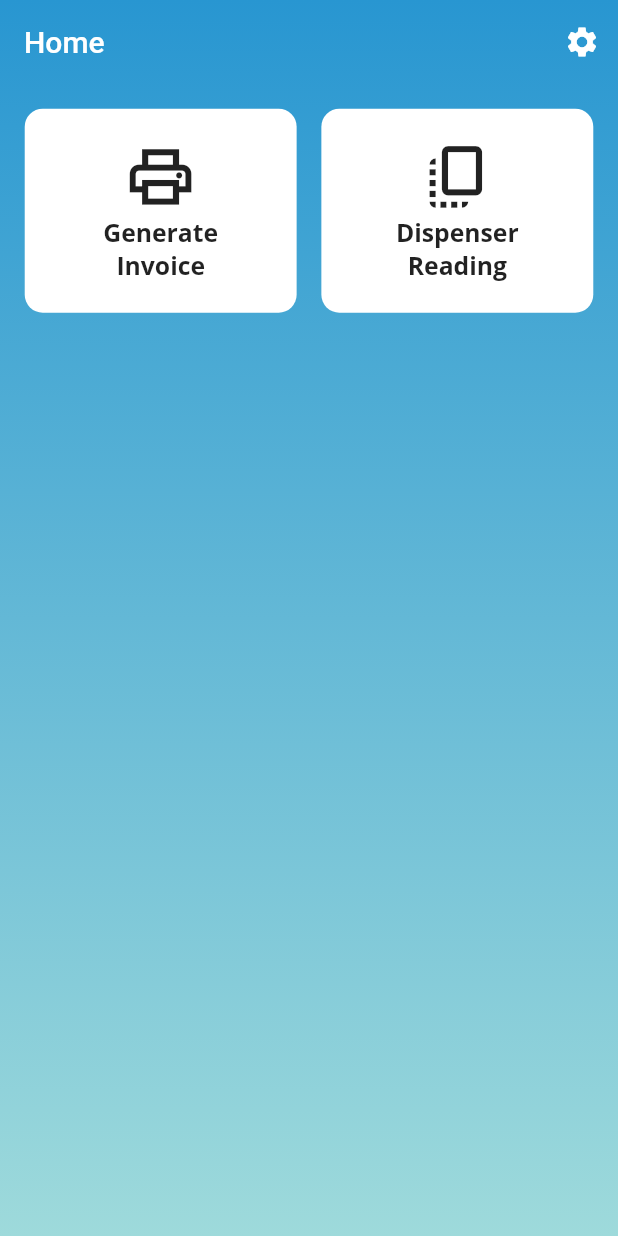
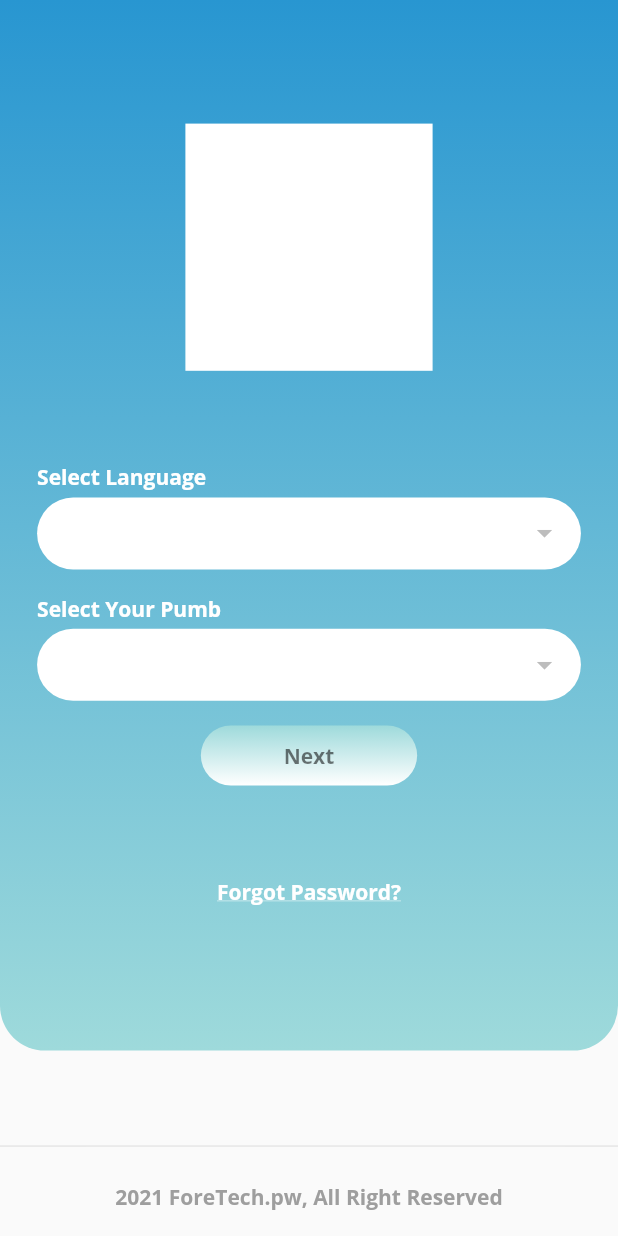
Before and after one commit to Cilive/Petroleum-POS, a Flutter app: the screen it shows after launch, on a phone screen of 412 x 824 dp. Run offline on Flutter 3.47's test engine with Material 2 defaults, Android fonts, the phone set to English and light mode, and no system bars.

Commit message:
Login Page Created

```diff
--- a/lib/main.dart
+++ b/lib/main.dart
@@ -1,5 +1,6 @@
 import 'package:flutter/material.dart';
 import 'package:skysoft/screens/home_page.dart';
+import 'package:skysoft/screens/login_page.dart';
 
 void main() {
   runApp(const MyApp());
@@ -12,7 +13,7 @@ class MyApp extends StatelessWidget {
     return MaterialApp(
       debugShowCheckedModeBanner: false,
       title: 'SkySoft',
-      home: const HomePage(),
+      home: const LoginPage(),
     );
   }
 }
--- /dev/null
+++ b/lib/screens/login_page.dart
@@ -0,0 +1,164 @@
+import 'package:flutter/material.dart';
+import 'package:skysoft/constants/config.dart';
+import 'package:skysoft/widgets/custom_button.dart';
+import 'package:skysoft/widgets/custom_textfield.dart';
+import 'package:skysoft/widgets/dropdown_widget.dart';
+
+class LoginPage extends StatefulWidget {
+  const LoginPage({Key? key}) : super(key: key);
+
+  @override
+  _LoginPageState createState() => _LoginPageState();
+}
+
+class _LoginPageState extends State<LoginPage> {
+  PageController _pageController = PageController(initialPage: 0);
+  AppConfig? _ac;
+
+  @override
+  Widget build(BuildContext context) {
+    _ac = AppConfig(context);
+    return Scaffold(
+      body: SingleChildScrollView(
+        physics: BouncingScrollPhysics(),
+        child: Container(
+          height: _ac!.rH(100),
+          width: _ac!.rW(100),
+          child: Column(
+            children: [
+              Container(
+                height: _ac!.rH(85),
+                width: _ac!.rW(100),
+                decoration: BoxDecoration(
+                  gradient: LinearGradient(
+                    colors: [
+                      Color.fromRGBO(40, 150, 209, 1),
+                      Color.fromRGBO(158, 218, 219, 1),
+                    ],
+                    begin: Alignment.topCenter,
+                    end: Alignment.bottomCenter,
+                  ),
+                  borderRadius: BorderRadius.only(
+                    bottomLeft: Radius.circular(30),
+                    bottomRight: Radius.circular(30),
+                  ),
+                ),
+                child: SafeArea(
+                  child: Column(
+                    children: [
+                      SizedBox(height: _ac!.rH(10)),
+                      _logoSection(),
+                      _pageSection(),
+                      Text(
+                        "Forgot Password?",
+                        style: TextStyle(
+                          fontFamily: "OpenSans",
+                          fontWeight: FontWeight.w700,
+                          color: Colors.white,
+                          decoration: TextDecoration.underline
+                        ),
+                      )
+                    ],
+                  ),
+                ),
+              ),
+              Spacer(),
+              Divider(),
+              SizedBox(height: _ac!.rH(2)),
+              Text(
+                "2021 ForeTech.pw, All Right Reserved",
+                style: TextStyle(
+                    fontFamily: "OpenSans",
+                    fontWeight: FontWeight.w600,
+                    color: Colors.grey),
+              ),
+              SizedBox(height: _ac!.rH(2)),
+            ],
+          ),
+        ),
+      ),
+    );
+  }
+
+  Widget _pageSection() {
+    return Padding(
+      padding: EdgeInsets.all(_ac!.rWP(6)),
+      child: Container(
+        height: _ac!.rH(35),
+        width: _ac!.rW(100),
+        child: PageView(
+          physics: NeverScrollableScrollPhysics(),
+          controller: _pageController,
+          children: [
+            _firstPage(),
+            _secondPage(),
+          ],
+        ),
+      ),
+    );
+  }
+
+  Widget _firstPage() {
+    return Column(
+      mainAxisAlignment: MainAxisAlignment.center,
+      crossAxisAlignment: CrossAxisAlignment.start,
+      children: [
+        DropdownWidget(
+          title: "Select Language",
+        ),
+        SizedBox(height: _ac!.rHP(2)),
+        DropdownWidget(
+          title: "Select Your Pumb",
+        ),
+        SizedBox(height: _ac!.rHP(2)),
+        CustomButton(
+          title: "Next",
+          onTap: () {
+            _pageController.animateToPage(
+              1,
+              duration: Duration(milliseconds: 500),
+              curve: Curves.easeIn,
+            );
+          },
+        )
+      ],
+    );
+  }
+
+  Widget _secondPage() {
+    return Column(
+      mainAxisAlignment: MainAxisAlignment.center,
+      crossAxisAlignment: CrossAxisAlignment.start,
+      children: [
+        CustomTextfield(
+          title: "Username",
+          hint: "Enter username",
+        ),
+        SizedBox(height: _ac!.rHP(2)),
+        CustomTextfield(
+          title: "Password",
+          hint: "Enter password",
+        ),
+        SizedBox(height: _ac!.rHP(2)),
+        CustomButton(
+          title: "Login",
+          onTap: () {
+            _pageController.animateToPage(
+              1,
+              duration: Duration(milliseconds: 500),
+              curve: Curves.easeIn,
+            );
+          },
+        )
+      ],
+    );
+  }
+
+  Widget _logoSection() {
+    return Container(
+      height: _ac!.rH(20),
+      width: _ac!.rH(20),
+      color: Colors.white,
+    );
+  }
+}
--- /dev/null
+++ b/lib/widgets/custom_button.dart
@@ -0,0 +1,50 @@
+import 'package:flutter/material.dart';
+import 'package:skysoft/constants/config.dart';
+
+class CustomButton extends StatelessWidget {
+  final String? title;
+  final VoidCallback? onTap;
+  CustomButton({Key? key, this.title, this.onTap}) : super(key: key);
+
+  AppConfig? _ac;
+
+  @override
+  Widget build(BuildContext context) {
+    _ac = AppConfig(context);
+    return GestureDetector(
+      onTap: () => onTap!(),
+      child: Container(
+        width: _ac!.rW(100),
+        height: 40,
+        child: Center(
+          child: Container(
+            width: _ac!.rW(35),
+            height: 40,
+            decoration: BoxDecoration(
+              gradient: LinearGradient(
+                colors: [
+                  Color.fromRGBO(158, 218, 219, 1),
+                  Colors.white
+                  // Color.fromRGBO(158, 218, 219, 1),
+                ],
+                begin: Alignment.topCenter,
+                end: Alignment.bottomCenter,
+              ),
+              borderRadius: BorderRadius.circular(30),
+            ),
+            child: Center(
+              child: Text(
+                "$title",
+                style: TextStyle(
+                  fontFamily: "OpenSans",
+                  fontWeight: FontWeight.w700,
+                  color: Colors.black54,
+                ),
+              ),
+            ),
+          ),
+        ),
+      ),
+    );
+  }
+}
--- /dev/null
+++ b/lib/widgets/custom_textfield.dart
@@ -0,0 +1,67 @@
+import 'package:flutter/material.dart';
+import 'package:skysoft/constants/config.dart';
+
+class CustomTextfield extends StatelessWidget {
+  final String? title;
+  final String? hint;
+  final Function? onChanged;
+  final String? value;
+  final TextEditingController? controller;
+
+  CustomTextfield(
+      {Key? key,
+      this.title,
+      this.hint,
+      this.onChanged,
+      this.value,
+      this.controller})
+      : super(key: key);
+
+  AppConfig? _ac;
+
+  @override
+  Widget build(BuildContext context) {
+    _ac = AppConfig(context);
+    return Column(
+      crossAxisAlignment: CrossAxisAlignment.start,
+      children: [
+        Text(
+          "$title",
+          style: TextStyle(
+            fontFamily: "OpenSans",
+            fontWeight: FontWeight.w700,
+            color: Colors.white,
+          ),
+        ),
+        SizedBox(height: _ac!.rHP(0.5)),
+        Container(
+          width: _ac!.rW(100),
+          decoration: BoxDecoration(
+            color: Colors.white,
+            borderRadius: BorderRadius.circular(30),
+          ),
+          child: Padding(
+            padding: EdgeInsets.only(
+              left: _ac!.rWP(3),
+              right: _ac!.rWP(3),
+            ),
+            child: TextFormField(
+              controller: controller,
+              decoration: InputDecoration(
+                hintText: "$hint",
+                hintStyle: TextStyle(
+                  fontSize: 13,
+                  fontFamily: "OpenSans",
+                  fontWeight: FontWeight.w400,
+                  color: Colors.grey[500],
+                ),
+                border: InputBorder.none,
+                contentPadding: EdgeInsets.only(left: 10)
+              ),
+            ),
+          ),
+        )
+      ],
+    );
+  }
+}
--- /dev/null
+++ b/lib/widgets/dropdown_widget.dart
@@ -0,0 +1,49 @@
+import 'package:flutter/material.dart';
+import 'package:skysoft/constants/config.dart';
+
+class DropdownWidget extends StatelessWidget {
+  final String? title;
+  final List? items;
+  final Function? onChanged;
+  final String? value;
+
+  DropdownWidget({Key? key, this.title, this.items, this.onChanged, this.value}) : super(key: key);
+
+  AppConfig? _ac;
+
+  @override
+  Widget build(BuildContext context) {
+    _ac = AppConfig(context);
+    return Column(
+      crossAxisAlignment: CrossAxisAlignment.start,
+      children: [
+        Text(
+          "$title",
+          style: TextStyle(
+            fontFamily: "OpenSans",
+            fontWeight: FontWeight.w700,
+            color: Colors.white,
+          ),
+        ),
+        SizedBox(height: _ac!.rHP(0.5)),
+        Container(
+          width: _ac!.rW(100),
+          decoration: BoxDecoration(
+            color: Colors.white,
+            borderRadius: BorderRadius.circular(30),
+          ),
+          child: Padding(
+            padding: EdgeInsets.only(
+              left: _ac!.rWP(3),
+              right: _ac!.rWP(3),
+            ),
+            child: DropdownButtonFormField(
+              items: [],
+              decoration: InputDecoration(border: InputBorder.none),
+            ),
+          ),
+        )
+      ],
+    );
+  }
+}
```
